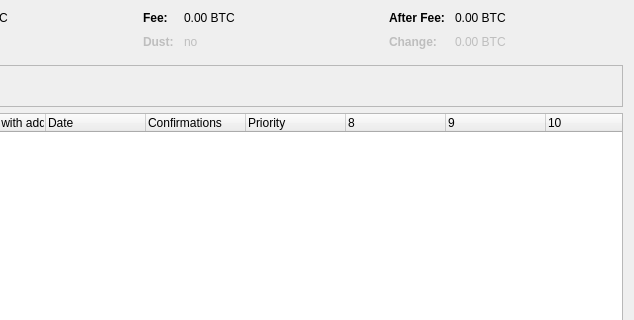
Qt form src/qt/forms/coincontroldialog.ui (MrSlosh/NewYorkCoin-AuxPow) before a commit; both pictures show x 366 to 1000 and y 0 to 320 of the 1000 by 500 pixel window.
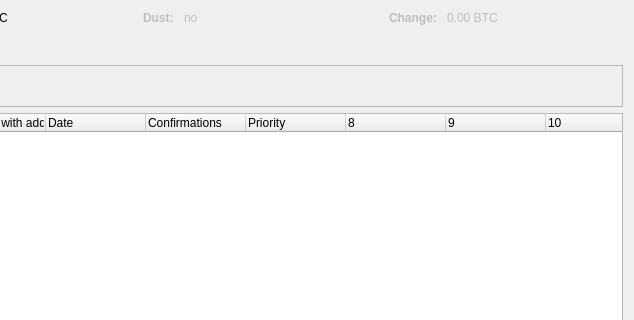
The same form after that commit. Custom widgets are drawn as their Qt base class.

Commit message: Remove Fee Dialogs

```diff
--- a/src/qt/forms/coincontroldialog.ui
+++ b/src/qt/forms/coincontroldialog.ui
@@ -184,35 +184,6 @@
        <property name="rightMargin">
         <number>6</number>
        </property>
-       <item row="0" column="0">
-        <widget class="QLabel" name="labelCoinControlFeeText">
-         <property name="font">
-          <font>
-           <weight>75</weight>
-           <bold>true</bold>
-          </font>
-         </property>
-         <property name="text">
-          <string>Fee:</string>
-         </property>
-        </widget>
-       </item>
-       <item row="0" column="1">
-        <widget class="QLabel" name="labelCoinControlFee">
-         <property name="cursor">
-          <cursorShape>IBeamCursor</cursorShape>
-         </property>
-         <property name="contextMenuPolicy">
-          <enum>Qt::ActionsContextMenu</enum>
-         </property>
-         <property name="text">
-          <string notr="true">0.00 BTC</string>
-         </property>
-         <property name="textInteractionFlags">
-          <set>Qt::LinksAccessibleByMouse|Qt::TextSelectableByKeyboard|Qt::TextSelectableByMouse</set>
-         </property>
-        </widget>
-       </item>
        <item row="1" column="0">
         <widget class="QLabel" name="labelCoinControlLowOutputText">
          <property name="enabled">
@@ -264,35 +235,6 @@
        <property name="rightMargin">
         <number>6</number>
        </property>
-       <item row="0" column="0">
-        <widget class="QLabel" name="labelCoinControlAfterFeeText">
-         <property name="font">
-          <font>
-           <weight>75</weight>
-           <bold>true</bold>
-          </font>
-         </property>
-         <property name="text">
-          <string>After Fee:</string>
-         </property>
-        </widget>
-       </item>
-       <item row="0" column="1">
-        <widget class="QLabel" name="labelCoinControlAfterFee">
-         <property name="cursor">
-          <cursorShape>IBeamCursor</cursorShape>
-         </property>
-         <property name="contextMenuPolicy">
-          <enum>Qt::ActionsContextMenu</enum>
-         </property>
-         <property name="text">
-          <string notr="true">0.00 BTC</string>
-         </property>
-         <property name="textInteractionFlags">
-          <set>Qt::LinksAccessibleByMouse|Qt::TextSelectableByKeyboard|Qt::TextSelectableByMouse</set>
-         </property>
-        </widget>
-       </item>
        <item row="1" column="0">
         <widget class="QLabel" name="labelCoinControlChangeText">
          <property name="enabled">
```
The commit also changes 2 other files.
